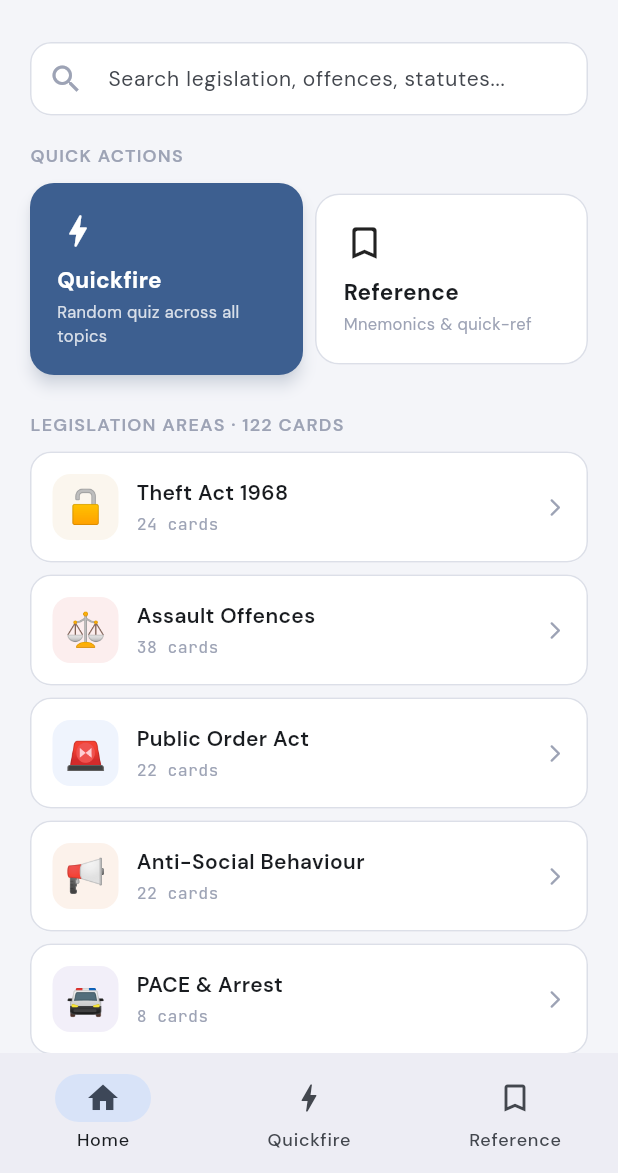
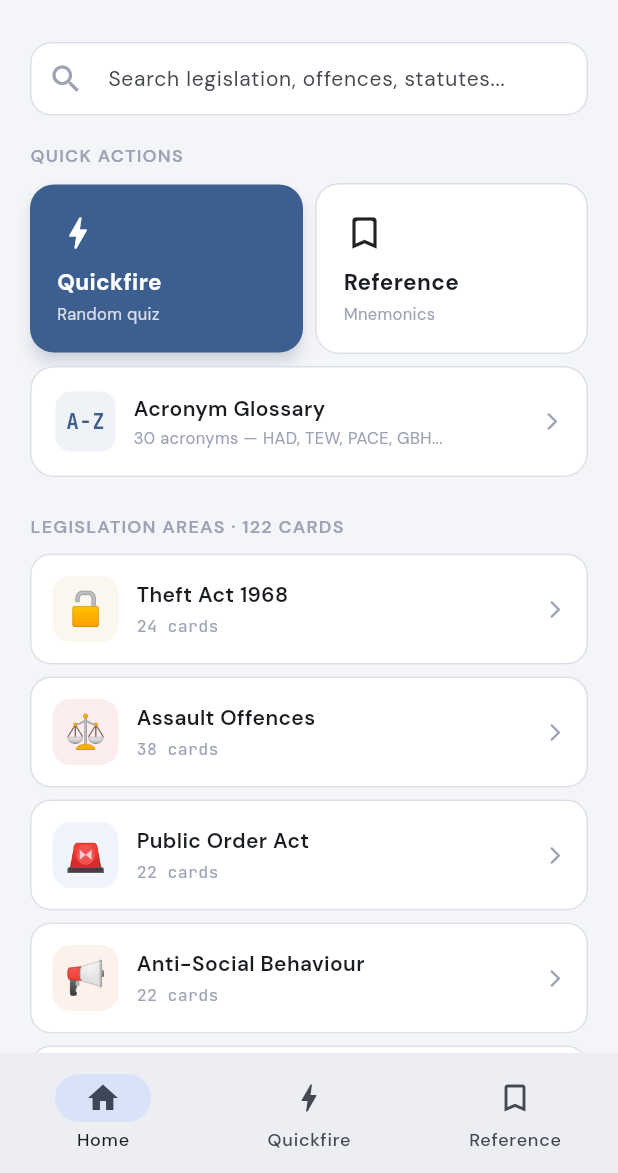
Before and after one commit to aashroff/cuff-notes-app, a Flutter app: the screen it shows after launch, on a phone screen of 412 x 824 dp, the part 63-1236 px from its top. Run offline on Flutter 3.47's test engine with Material 3 defaults, Android fonts, the phone set to English and light mode, and no system bars; drawn by our look-alikes of dynamic_color; our stand-ins replace google_fonts, hive_flutter; accounts and stored records are empty; network calls fail.

Commit message:
Add acronym glossary and linked acronyms in flashcards

```diff
--- /dev/null
+++ b/lib/models/acronym.dart
@@ -0,0 +1,17 @@
+class Acronym {
+  final String acronym;
+  final String meaning;
+  final String context;
+
+  const Acronym({
+    required this.acronym,
+    required this.meaning,
+    required this.context,
+  });
+
+  factory Acronym.fromJson(Map<String, dynamic> json) => Acronym(
+        acronym: json['acronym'] as String,
+        meaning: json['meaning'] as String,
+        context: json['context'] as String? ?? '',
+      );
+}
--- a/lib/screens/home_screen.dart
+++ b/lib/screens/home_screen.dart
@@ -9,6 +9,7 @@ import '../main.dart' show themeModeNotifier;
 import 'study_screen.dart';
 import 'quiz_screen.dart';
 import 'pocket_reference_screen.dart';
+import 'acronyms_screen.dart';
 
 class HomeScreen extends StatefulWidget {
   final AppState appState;
@@ -25,7 +26,6 @@ class _HomeScreenState extends State<HomeScreen> {
   bool _showStats = false;
   final Set<String> _expandedTopics = {};
 
-  // Shorthand accessors
   AppState get _app => widget.appState;
   List<Topic> get _topics => _app.topics;
 
@@ -53,11 +53,10 @@ class _HomeScreenState extends State<HomeScreen> {
           topic: topic,
           subcategory: subcategory,
           storage: _app.storage,
+          acronyms: _app.acronyms,
         ),
       ),
-    ).then((_) {
-      setState(() {});
-    });
+    ).then((_) => setState(() {}));
   }
 
   void _navigateToQuiz() {
@@ -69,9 +68,7 @@ class _HomeScreenState extends State<HomeScreen> {
           storage: _app.storage,
         ),
       ),
-    ).then((_) {
-      setState(() {});
-    });
+    ).then((_) => setState(() {}));
   }
 
   void _navigateToReference() {
@@ -79,6 +76,15 @@ class _HomeScreenState extends State<HomeScreen> {
       context,
       MaterialPageRoute(
         builder: (_) => PocketReferenceScreen(sections: _app.references),
+      ),
+    );
+  }
+
+  void _navigateToAcronyms() {
+    Navigator.push(
+      context,
+      MaterialPageRoute(
+        builder: (_) => AcronymsScreen(acronyms: _app.acronyms),
       ),
     );
   }
@@ -196,11 +202,12 @@ class _HomeScreenState extends State<HomeScreen> {
                           .map((r) => _buildSearchResult(context, r)),
                     ],
 
-                    // ── Main Content (hidden during search) ──
+                    // ── Main Content ──
                     if (_searchQuery.length <= 1) ...[
                       const SizedBox(height: 18),
                       _buildSectionHeader('Quick Actions'),
                       const SizedBox(height: 10),
+                      // Row 1: Quickfire + Reference
                       Row(
                         children: [
                           Expanded(
@@ -208,22 +215,29 @@ class _HomeScreenState extends State<HomeScreen> {
                               context,
                               icon: Icons.bolt_rounded,
                               title: 'Quickfire',
-                            subtitle: 'Random quiz across all topics',
+                              subtitle: 'Random quiz',
                               isPrimary: true,
                               onTap: _navigateToQuiz,
-                          )),
+                            ),
+                          ),
                           const SizedBox(width: 8),
                           Expanded(
                             child: _buildQuickAction(
                               context,
                               icon: Icons.bookmark_outline_rounded,
                               title: 'Reference',
-                            subtitle: 'Mnemonics & quick-ref',
+                              subtitle: 'Mnemonics',
                               isPrimary: false,
                               onTap: _navigateToReference,
-                          )),
+                            ),
+                          ),
                         ],
                       ),
+                      const SizedBox(height: 8),
+                      // Acronyms button (full width)
+                      _buildAcronymsBanner(context),
+
+                      // Topic List
                       const SizedBox(height: 24),
                       _buildSectionHeader(
                           'Legislation Areas \u00b7 ${_app.totalCards} cards'),
@@ -275,6 +289,78 @@ class _HomeScreenState extends State<HomeScreen> {
           ),
         );
       },
+    );
+  }
+
+  // ── Acronyms Banner ──
+  Widget _buildAcronymsBanner(BuildContext context) {
+    return Material(
+      color: context.cardBg,
+      borderRadius: BorderRadius.circular(16),
+      child: InkWell(
+        borderRadius: BorderRadius.circular(16),
+        onTap: _navigateToAcronyms,
+        child: Container(
+          width: double.infinity,
+          padding: const EdgeInsets.all(16),
+          decoration: BoxDecoration(
+            borderRadius: BorderRadius.circular(16),
+            border: Border.all(color: context.borderColor),
+          ),
+          child: Row(
+            children: [
+              Container(
+                width: 40,
+                height: 40,
+                decoration: BoxDecoration(
+                  color: Theme.of(context)
+                      .colorScheme
+                      .primary
+                      .withValues(alpha: 0.08),
+                  borderRadius: BorderRadius.circular(10),
+                ),
+                alignment: Alignment.center,
+                child: Text(
+                  'A-Z',
+                  style: GoogleFonts.jetBrainsMono(
+                    fontSize: 14,
+                    fontWeight: FontWeight.w700,
+                    color: Theme.of(context).colorScheme.primary,
+                  ),
+                ),
+              ),
+              const SizedBox(width: 12),
+              Expanded(
+                child: Column(
+                  crossAxisAlignment: CrossAxisAlignment.start,
+                  children: [
+                    const Text(
+                      'Acronym Glossary',
+                      style: TextStyle(
+                        fontSize: 14,
+                        fontWeight: FontWeight.w600,
+                      ),
+                    ),
+                    const SizedBox(height: 2),
+                    Text(
+                      '${_app.acronyms.length} acronyms \u2014 HAD, TEW, PACE, GBH...',
+                      style: TextStyle(
+                        fontSize: 11,
+                        color: context.dimText,
+                      ),
+                    ),
+                  ],
+                ),
+              ),
+              Icon(
+                Icons.arrow_forward_ios_rounded,
+                size: 14,
+                color: context.dimText,
+              ),
+            ],
+          ),
+        ),
+      ),
     );
   }
 
@@ -388,7 +474,8 @@ class _HomeScreenState extends State<HomeScreen> {
     required VoidCallback onTap,
   }) {
     return Material(
-      color: isPrimary ? Theme.of(context).colorScheme.primary : context.cardBg,
+      color:
+          isPrimary ? Theme.of(context).colorScheme.primary : context.cardBg,
       borderRadius: BorderRadius.circular(16),
       elevation: isPrimary ? 4 : 0,
       shadowColor: isPrimary
--- a/lib/screens/study_screen.dart
+++ b/lib/screens/study_screen.dart
@@ -3,6 +3,7 @@ import 'package:flutter/services.dart';
 import 'package:google_fonts/google_fonts.dart';
 import '../models/topic.dart';
 import '../models/flashcard.dart';
+import '../models/acronym.dart';
 import '../models/srs_state.dart';
 import '../services/storage_service.dart';
 import '../theme/app_theme.dart';
@@ -13,12 +14,14 @@ class StudyScreen extends StatefulWidget {
   final Topic topic;
   final String? subcategory;
   final StorageService storage;
+  final List<Acronym> acronyms;
 
   const StudyScreen({
     super.key,
     required this.topic,
     this.subcategory,
     required this.storage,
+    this.acronyms = const [],
   });
 
   @override
@@ -46,12 +49,10 @@ class _StudyScreenState extends State<StudyScreen> {
 
   void _rate(int quality) {
     HapticFeedback.mediumImpact();
-    // Save SRS state
     final existing = widget.storage.getSrsState(_currentCard.id);
     final state = (existing ?? SrsState.initial(_currentCard.id)).review(quality);
     widget.storage.saveSrsState(state);
 
-    // Next card or complete
     if (_currentIndex < _cards.length - 1) {
       setState(() {
         _currentIndex++;
@@ -89,7 +90,6 @@ class _StudyScreenState extends State<StudyScreen> {
         padding: const EdgeInsets.symmetric(horizontal: 20),
         child: Column(
           children: [
-            // ── Progress header ──
             const SizedBox(height: 8),
             Row(
               children: [
@@ -116,7 +116,6 @@ class _StudyScreenState extends State<StudyScreen> {
             ),
             const SizedBox(height: 8),
 
-            // ── Progress bar ──
             ClipRRect(
               borderRadius: BorderRadius.circular(2),
               child: LinearProgressIndicator(
@@ -128,7 +127,6 @@ class _StudyScreenState extends State<StudyScreen> {
             ),
             const SizedBox(height: 20),
 
-            // ── Flashcard ──
             Expanded(
               child: SingleChildScrollView(
                 child: Column(
@@ -139,10 +137,10 @@ class _StudyScreenState extends State<StudyScreen> {
                       topicColor: widget.topic.color,
                       showAnswer: _showAnswer,
                       onTap: _flip,
+                      acronyms: widget.acronyms,
                     ),
                     const SizedBox(height: 16),
 
-                    // ── SRS buttons (visible when answer shown) ──
                     AnimatedSwitcher(
                       duration: const Duration(milliseconds: 300),
                       child: _showAnswer
--- a/lib/services/app_state.dart
+++ b/lib/services/app_state.dart
@@ -1,37 +1,33 @@
 import 'package:flutter/foundation.dart';
 import '../models/topic.dart';
+import '../models/acronym.dart';
 import '../models/srs_state.dart';
 import '../models/reference_section.dart';
 import '../services/storage_service.dart';
 import '../services/content_service.dart';
 
-/// Central app state that screens can listen to.
-/// Replaces scattered setState calls for shared data like
-/// topics, SRS progress, and reference sections.
 class AppState extends ChangeNotifier {
   final StorageService storage;
   final ContentService content;
 
   List<Topic> _topics = [];
   List<ReferenceSection> _references = [];
+  List<Acronym> _acronyms = [];
   bool _isLoading = true;
   String? _error;
 
   AppState({required this.storage})
       : content = ContentService(storage);
 
-  // ── Getters ──
-
   List<Topic> get topics => _topics;
   List<ReferenceSection> get references => _references;
+  List<Acronym> get acronyms => _acronyms;
   bool get isLoading => _isLoading;
   String? get error => _error;
 
   int get totalCards => _topics.fold(0, (sum, t) => sum + t.cards.length);
   int get totalReviewed => storage.totalReviewed;
   int get totalMastered => storage.totalMastered;
-
-  // ── Loading ──
 
   Future<void> loadAll() async {
     _isLoading = true;
@@ -40,6 +36,7 @@ class AppState extends ChangeNotifier {
     try {
       _topics = await content.loadAllTopics();
       _references = await content.loadReferences();
+      _acronyms = await content.loadAcronyms();
       _isLoading = false;
       notifyListeners();
     } catch (e) {
@@ -48,8 +45,6 @@ class AppState extends ChangeNotifier {
       notifyListeners();
     }
   }
-
-  // ── SRS convenience methods ──
 
   SrsState? getSrs(String cardId) => storage.getSrsState(cardId);
 
--- a/lib/services/content_service.dart
+++ b/lib/services/content_service.dart
@@ -2,6 +2,7 @@ import 'dart:convert';
 import 'package:flutter/services.dart' show rootBundle;
 import 'package:http/http.dart' as http;
 import '../models/topic.dart';
+import '../models/acronym.dart';
 import '../models/reference_section.dart';
 import 'storage_service.dart';
 
@@ -9,7 +10,6 @@ class ContentService {
   static const _baseUrl =
       'https://raw.githubusercontent.com/aashroff/cuffnotes-content/main/content';
 
-  // Fallback topic IDs if manifest cannot be loaded
   static const _fallbackTopicIds = [
     'theft',
     'assault',
@@ -24,10 +24,7 @@ class ContentService {
 
   ContentService(this._storage);
 
-  /// Fetch the list of topic IDs from the remote manifest,
-  /// falling back to cache, then bundled asset, then hardcoded list.
   Future<List<String>> _getTopicIds() async {
-    // 1. Try GitHub manifest
     try {
       final response = await http
           .get(Uri.parse('$_baseUrl/manifest.json'))
@@ -41,7 +38,6 @@ class ContentService {
       }
     } catch (_) {}
 
-    // 2. Try cached manifest
     try {
       final cached = await _storage.getCachedContent('manifest');
       if (cached != null) {
@@ -50,33 +46,27 @@ class ContentService {
       }
     } catch (_) {}
 
-    // 3. Try bundled manifest
     try {
       final raw = await rootBundle.loadString('assets/content/manifest.json');
       final data = json.decode(raw) as Map<String, dynamic>;
       return (data['topics'] as List<dynamic>).cast<String>();
     } catch (_) {}
 
-    // 4. Hardcoded fallback
     return _fallbackTopicIds;
   }
 
-  /// Load all topics dynamically based on the manifest.
   Future<List<Topic>> loadAllTopics() async {
     final topicIds = await _getTopicIds();
     final topics = <Topic>[];
     for (final id in topicIds) {
       try {
         topics.add(await loadTopic(id));
-      } catch (_) {
-        // Skip topics that fail to load rather than crashing
-      }
+      } catch (_) {}
     }
     return topics;
   }
 
   Future<Topic> loadTopic(String topicId) async {
-    // 1. Try fetching from GitHub
     try {
       final response = await http
           .get(Uri.parse('$_baseUrl/$topicId.json'))
@@ -92,7 +82,6 @@ class ContentService {
       }
     } catch (_) {}
 
-    // 2. Try loading from local cache
     try {
       final cached = await _storage.getCachedContent(topicId);
       if (cached != null) {
@@ -100,14 +89,51 @@ class ContentService {
       }
     } catch (_) {}
 
-    // 3. Fall back to bundled asset
     final raw = await rootBundle.loadString('assets/content/$topicId.json');
     return Topic.fromJson(json.decode(raw) as Map<String, dynamic>);
   }
 
-  /// Load reference sections (GOWISELY, Necessity, etc.)
+  /// Load acronyms glossary
+  Future<List<Acronym>> loadAcronyms() async {
+    try {
+      final response = await http
+          .get(Uri.parse('$_baseUrl/acronyms.json'))
+          .timeout(const Duration(seconds: 5));
+      if (response.statusCode == 200) {
+        final data = json.decode(response.body) as Map<String, dynamic>;
+        final cachedVersion = await _storage.getContentVersion('acronyms');
+        final remoteVersion = data['version'] as int? ?? 1;
+        if (remoteVersion > cachedVersion) {
+          await _storage.cacheContent(
+              'acronyms', response.body, remoteVersion);
+        }
+        return _parseAcronyms(data);
+      }
+    } catch (_) {}
+
+    try {
+      final cached = await _storage.getCachedContent('acronyms');
+      if (cached != null) {
+        return _parseAcronyms(json.decode(cached) as Map<String, dynamic>);
+      }
+    } catch (_) {}
+
+    try {
+      final raw = await rootBundle.loadString('assets/content/acronyms.json');
+      return _parseAcronyms(json.decode(raw) as Map<String, dynamic>);
+    } catch (_) {
+      return [];
+    }
+  }
+
+  List<Acronym> _parseAcronyms(Map<String, dynamic> data) {
+    return (data['acronyms'] as List<dynamic>)
+        .map((a) => Acronym.fromJson(a as Map<String, dynamic>))
+        .toList();
+  }
+
+  /// Load reference sections
   Future<List<ReferenceSection>> loadReferences() async {
-    // 1. Try GitHub
     try {
       final response = await http
           .get(Uri.parse('$_baseUrl/reference.json'))
@@ -124,7 +150,6 @@ class ContentService {
       }
     } catch (_) {}
 
-    // 2. Try cache
     try {
       final cached = await _storage.getCachedContent('reference');
       if (cached != null) {
@@ -133,7 +158,6 @@ class ContentService {
       }
     } catch (_) {}
 
-    // 3. Bundled asset
     try {
       final raw =
           await rootBundle.loadString('assets/content/reference.json');
--- a/lib/widgets/flashcard_widget.dart
+++ b/lib/widgets/flashcard_widget.dart
@@ -3,14 +3,17 @@ import 'package:flutter/material.dart';
 import 'package:google_fonts/google_fonts.dart';
 import 'package:url_launcher/url_launcher.dart';
 import '../models/flashcard.dart';
+import '../models/acronym.dart';
 import '../services/statute_links.dart';
 import '../theme/app_theme.dart';
+import 'linked_text.dart';
 
 class FlashcardWidget extends StatefulWidget {
   final Flashcard card;
   final Color topicColor;
   final bool showAnswer;
   final VoidCallback onTap;
+  final List<Acronym> acronyms;
 
   const FlashcardWidget({
     super.key,
@@ -18,6 +21,7 @@ class FlashcardWidget extends StatefulWidget {
     required this.topicColor,
     required this.showAnswer,
     required this.onTap,
+    this.acronyms = const [],
   });
 
   @override
@@ -51,7 +55,6 @@ class _FlashcardWidgetState extends State<FlashcardWidget>
         _controller.reverse();
       }
     }
-    // Reset animation when card changes
     if (widget.card.id != oldWidget.card.id) {
       _controller.reset();
     }
@@ -146,8 +149,9 @@ class _FlashcardWidgetState extends State<FlashcardWidget>
           children: [
             _buildDifficultyAndLabel(context, 'ANSWER'),
             const SizedBox(height: 16),
-            Text(
-              widget.card.answer,
+            LinkedText(
+              text: widget.card.answer,
+              acronyms: widget.acronyms,
               style: TextStyle(
                 fontSize: 14,
                 height: 1.75,
@@ -199,7 +203,6 @@ class _FlashcardWidgetState extends State<FlashcardWidget>
     return GestureDetector(
       onTap: url != null
           ? () {
-              // Stop the card flip from triggering
               launchUrl(Uri.parse(url), mode: LaunchMode.externalApplication);
             }
           : null,
@@ -235,12 +238,13 @@ class _FlashcardWidgetState extends State<FlashcardWidget>
   }
 }
 
-/// Simplified version without full 3D flip, uses crossfade
+/// Simplified version using crossfade instead of 3D flip
 class SimpleFlashcardWidget extends StatelessWidget {
   final Flashcard card;
   final Color topicColor;
   final bool showAnswer;
   final VoidCallback onTap;
+  final List<Acronym> acronyms;
 
   const SimpleFlashcardWidget({
     super.key,
@@ -248,6 +252,7 @@ class SimpleFlashcardWidget extends StatelessWidget {
     required this.topicColor,
     required this.showAnswer,
     required this.onTap,
+    this.acronyms = const [],
   });
 
   @override
@@ -319,8 +324,9 @@ class SimpleFlashcardWidget extends StatelessWidget {
                   ),
                 )
               else
-                Text(
-                  card.answer,
+                LinkedText(
+                  text: card.answer,
+                  acronyms: acronyms,
                   style: TextStyle(
                     fontSize: 14,
                     height: 1.75,
@@ -333,11 +339,13 @@ class SimpleFlashcardWidget extends StatelessWidget {
                 return GestureDetector(
                   onTap: url != null
                       ? () {
-                          launchUrl(Uri.parse(url), mode: LaunchMode.externalApplication);
+                          launchUrl(Uri.parse(url),
+                              mode: LaunchMode.externalApplication);
                         }
                       : null,
                   child: Container(
-                    padding: const EdgeInsets.symmetric(horizontal: 10, vertical: 5),
+                    padding:
+                        const EdgeInsets.symmetric(horizontal: 10, vertical: 5),
                     decoration: BoxDecoration(
                       color: topicColor.withValues(alpha: 0.08),
                       borderRadius: BorderRadius.circular(8),
```
Also changed, not shown: assets/content/acronyms.json (added, +35 -0 lines), lib/screens/acronyms_screen.dart (added, +199 -0 lines), lib/widgets/linked_text.dart (added, +189 -0 lines). Lines whose indentation alone changed are shown as unchanged.
